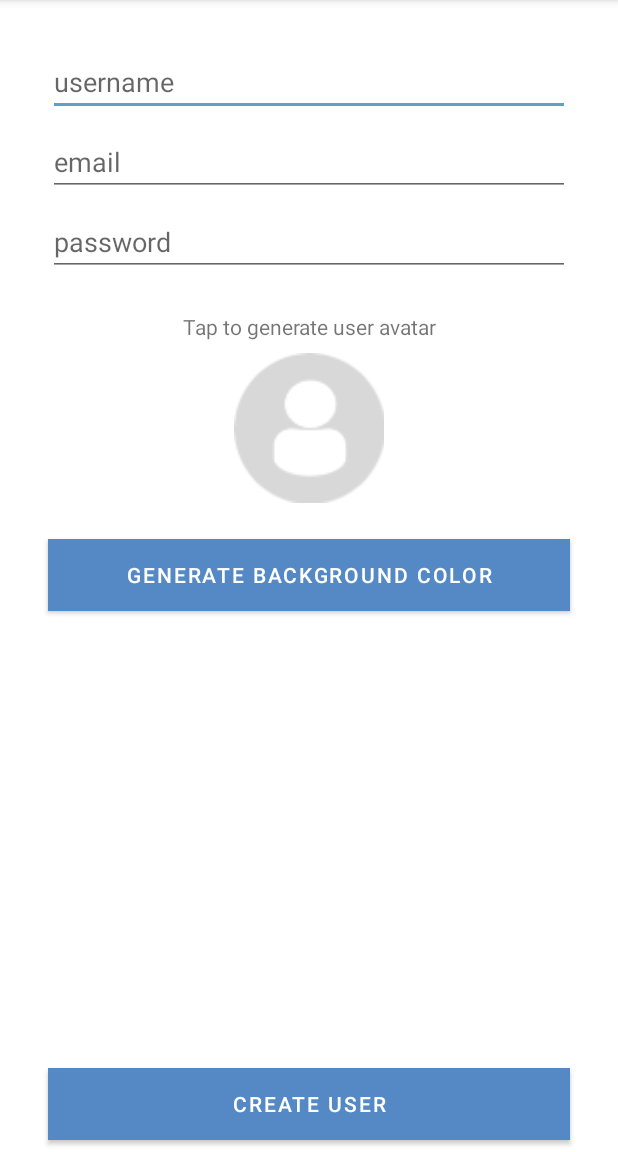
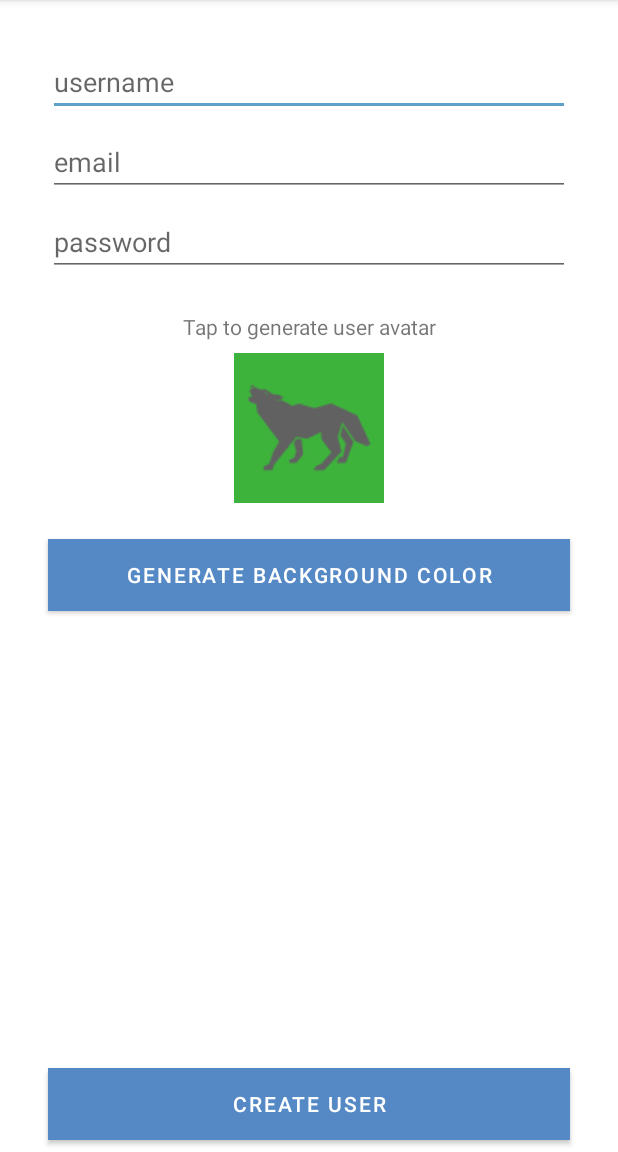
Before and after one commit to tavooski/Smack, an Android app: the CreateUserActivity screen opened directly, with no data from a screen before it, after a tap on "GENERATE BACKGROUND COLOR", on a phone screen of 412 x 824 dp, the part 84-1236 px from its top. Run offline under Robolectric (Android 15) with nearby library versions, the phone set to English and light mode, and no system bars; 1 other tap on this screen came first.

Commit message:
feat: added ability to generate an avatar w/background color

```diff
--- a/app/src/main/java/com/example/smack/CreateUserActivity.kt
+++ b/app/src/main/java/com/example/smack/CreateUserActivity.kt
@@ -1,21 +1,50 @@
 package com.example.smack
 
+import android.graphics.Color
 import androidx.appcompat.app.AppCompatActivity
 import android.os.Bundle
 import android.view.View
+import android.widget.ImageView
+import java.util.*
 
 class CreateUserActivity : AppCompatActivity() {
+
+    var userAvatar = "profileDefault"
+    var avatarColor = "[0.5, 0.5, 0.5, 1]"
     override fun onCreate(savedInstanceState: Bundle?) {
         super.onCreate(savedInstanceState)
         setContentView(R.layout.activity_create_user)
     }
 
     fun generateUserAvatar(view: View) {
+        val random = Random()
+        val color = random.nextInt(2)
+        val avatar = random.nextInt(28)
 
+        if (color == 0) {
+            userAvatar = "light$avatar"
+        } else {
+            userAvatar = "dark$avatar"
+        }
+        val resourceId = resources.getIdentifier(userAvatar, "drawable", packageName)
+        val createAvatarImageView = findViewById<ImageView>(R.id.createAvatarImageView)
+        createAvatarImageView.setImageResource(resourceId)
     }
 
     fun generateColorClicked(view: View) {
+        val random = Random()
+        val r = random.nextInt(255)
+        val g = random.nextInt(255)
+        val b = random.nextInt(255)
 
+        val createAvatarImageView = findViewById<ImageView>(R.id.createAvatarImageView)
+        createAvatarImageView.setBackgroundColor(Color.rgb(r,g,b))
+
+        val savedR = r.toDouble() / 255
+        val savedG = g.toDouble() / 255
+        val savedB = b.toDouble() / 255
+
+        avatarColor = "[$savedR, $savedG, $savedB, 1]"
     }
 
     fun createUserClicked(view: View) {
```
